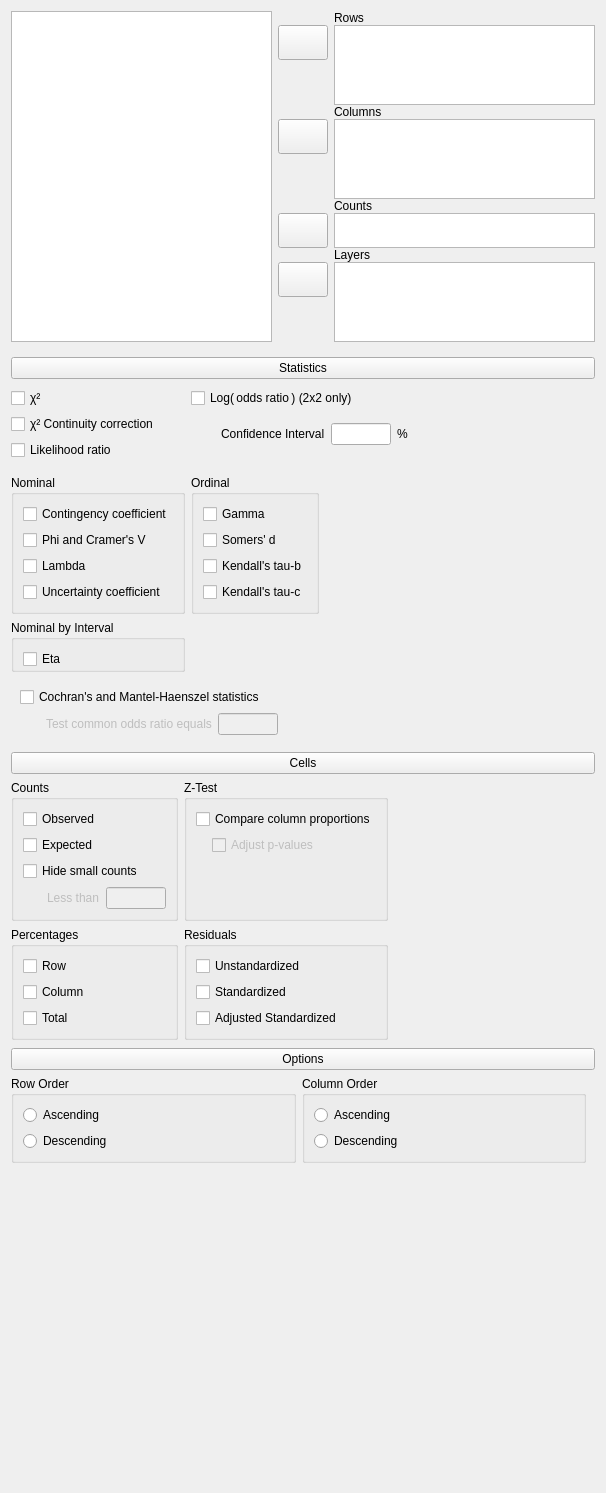
Old version of the form JASP-Desktop/analysisforms/contingencytablesform.ui in the repository jasp-stats/jasp-desktop.
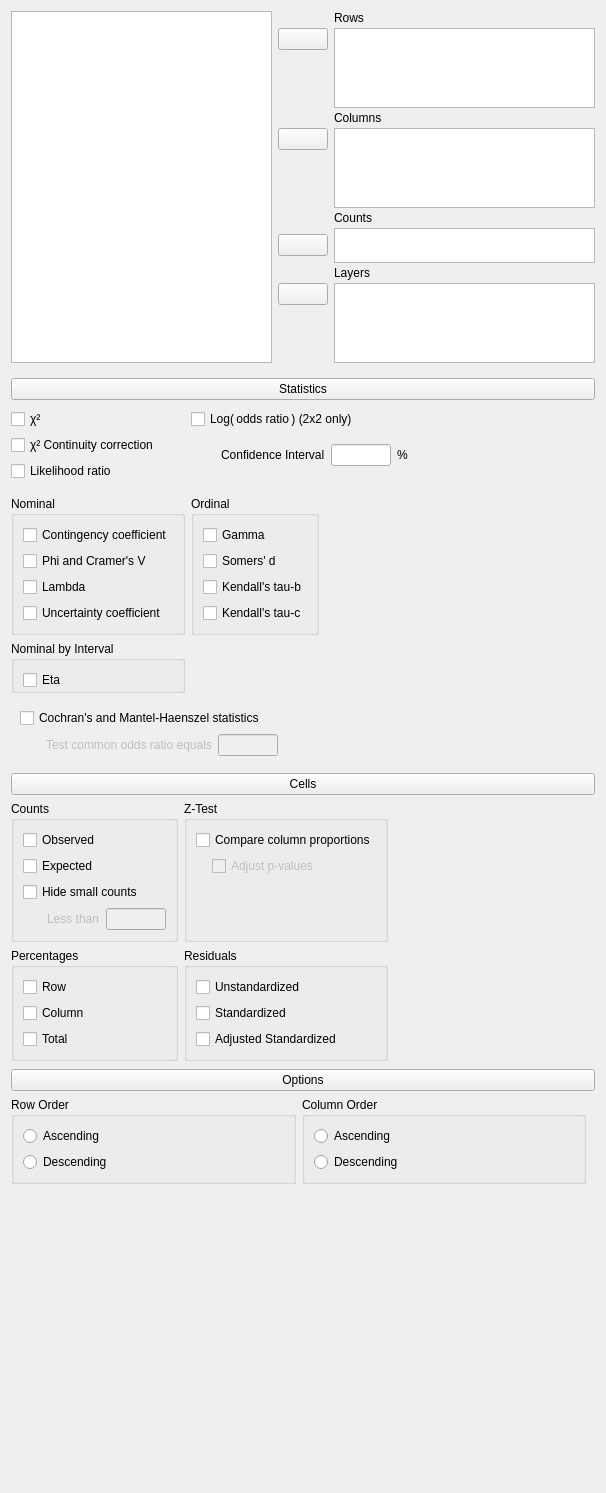
New version of the form. Custom widgets are drawn as their Qt base class.

```diff
--- a/JASP-Desktop/analysisforms/contingencytablesform.ui
+++ b/JASP-Desktop/analysisforms/contingencytablesform.ui
@@ -42,7 +42,7 @@
        <number>0</number>
       </property>
       <property name="verticalSpacing">
-       <number>0</number>
+       <number>3</number>
       </property>
       <item row="1" column="2" rowspan="2">
        <widget class="BoundListView" name="rows">
@@ -80,13 +80,13 @@
         <property name="minimumSize">
          <size>
           <width>50</width>
-          <height>35</height>
+          <height>0</height>
          </size>
         </property>
         <property name="maximumSize">
          <size>
           <width>50</width>
-          <height>35</height>
+          <height>16777215</height>
          </size>
         </property>
         <property name="text">
@@ -118,13 +118,13 @@
         <property name="minimumSize">
          <size>
           <width>50</width>
-          <height>35</height>
+          <height>0</height>
          </size>
         </property>
         <property name="maximumSize">
          <size>
           <width>50</width>
-          <height>35</height>
+          <height>16777215</height>
          </size>
         </property>
         <property name="text">
@@ -182,13 +182,13 @@
         <property name="minimumSize">
          <size>
           <width>50</width>
-          <height>35</height>
+          <height>0</height>
          </size>
         </property>
         <property name="maximumSize">
          <size>
           <width>50</width>
-          <height>35</height>
+          <height>16777215</height>
          </size>
         </property>
         <property name="text">
@@ -245,13 +245,13 @@
         <property name="minimumSize">
          <size>
           <width>50</width>
-          <height>35</height>
+          <height>0</height>
          </size>
         </property>
         <property name="maximumSize">
          <size>
           <width>50</width>
-          <height>35</height>
+          <height>16777215</height>
          </size>
         </property>
         <property name="text">
```
